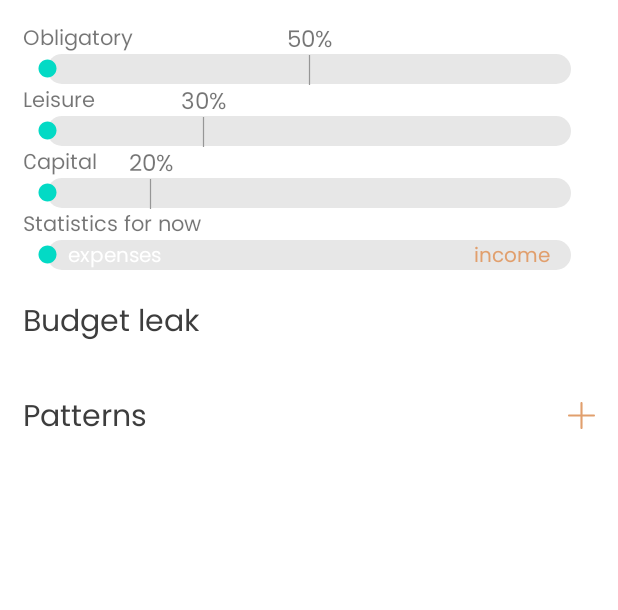
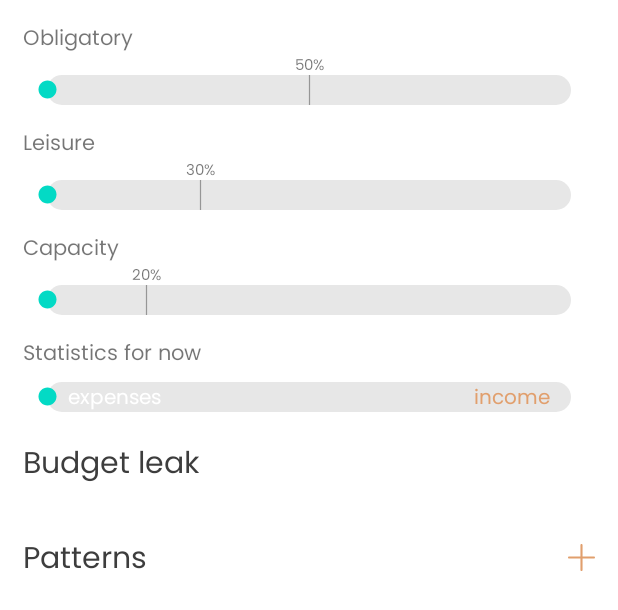
Before and after one commit to RealityFamily/Junction2020Connected, an Android app: the layout main_goal_fragment.xml on its own in the app's theme, with its tools: preview values and no code run, on a phone screen of 412 x 824 dp. Shown: the top 610 px of the screen. Run offline under Robolectric (Android 15) with nearby library versions, the phone set to English and light mode, and no system bars.

```diff
--- a/Android_App/app/src/main/java/ru/realityfamily/opkeeper/Fragments/DashboardFragment.java
+++ b/Android_App/app/src/main/java/ru/realityfamily/opkeeper/Fragments/DashboardFragment.java
@@ -158,7 +158,7 @@ public class DashboardFragment extends MyFragment {
                     @Override
                     public void onResponse(Call<Goal> call, Response<Goal> response) {
                         ((MainActivity) getActivity()).changeFragment(
-                                new Main_Goal_Fragment(),
+                                new Main_Goal_Fragment("50/30/20"),
                                 new DashboardFragment("Dashboard")
                         );
                     }
--- a/Android_App/app/src/main/java/ru/realityfamily/opkeeper/Fragments/Main_Goal_Fragment.java
+++ b/Android_App/app/src/main/java/ru/realityfamily/opkeeper/Fragments/Main_Goal_Fragment.java
@@ -19,12 +19,17 @@ import retrofit2.Response;
 import retrofit2.Retrofit;
 import retrofit2.Call;
 import retrofit2.converter.gson.GsonConverterFactory;
+import ru.realityfamily.opkeeper.Adapters.PaymentAdapter;
 import ru.realityfamily.opkeeper.Models.Pattern;
 import ru.realityfamily.opkeeper.R;
 import ru.realityfamily.opkeeper.Requests.PatternAPI;
 import ru.realityfamily.opkeeper.Requests.TransactionsAPI;
 
 public class Main_Goal_Fragment extends MyFragment {
+
+    public Main_Goal_Fragment(String Title) {
+        this.Title = Title;
+    }
 
     @Nullable
     @Override
@@ -33,7 +38,7 @@ public class Main_Goal_Fragment extends MyFragment {
 
         AppCompatSeekBar seekBarObligatoryProcent = v.findViewById(R.id.seekBarObligatoryProcent);
         AppCompatSeekBar seekBarLeisureProcent = v.findViewById(R.id.seekBarLeisureProcent);
-        AppCompatSeekBar seekBarСapitalProcent = v.findViewById(R.id.seekBarСapitalProcent);
+        AppCompatSeekBar seekBarСapitalProcent = v.findViewById(R.id.seekBarCapacityProcent);
         AppCompatSeekBar seekBarBudgetProcent = v.findViewById(R.id.seekBarBudgetProcent);
 
         RecyclerView budgetLeaksRecycler = v.findViewById(R.id.budgetLeaksRecycler);
@@ -72,6 +77,19 @@ public class Main_Goal_Fragment extends MyFragment {
 
         budgetLeaksRecycler.setLayoutManager(new LinearLayoutManager(getContext()));
         PatternAPI patternAPI = retrofit.create(PatternAPI.class);
+        Call<List<Pattern>> call1 = patternAPI.getPatterns();
+        call1.enqueue(new Callback<List<Pattern>>() {
+            @Override
+            public void onResponse(Call<List<Pattern>> call, Response<List<Pattern>> response) {
+                budgetLeaksRecycler.setAdapter(new PaymentAdapter(null, response.body()));
+            }
+
+            @Override
+            public void onFailure(Call<List<Pattern>> call, Throwable t) {
+                Log.e("RETROFIT_ERROR", call.request().url().toString() + "\t Headers: "
+                        + call.request().headers().toString() + "\t" + t.getMessage());
+            }
+        });
 
         return v;
     }
--- a/Android_App/app/src/main/java/ru/realityfamily/opkeeper/Requests/PatternAPI.java
+++ b/Android_App/app/src/main/java/ru/realityfamily/opkeeper/Requests/PatternAPI.java
@@ -25,7 +25,7 @@ public interface PatternAPI {
             "Auth: 5e6c501b-2387-439b-801f-acdfdea49c3d"
     })
     @GET("/pattern/{patternId}")
-    Call<List<Pattern>> getPattern(@Path("patternId") String patternId);
+    Call<Pattern> getPattern(@Path("patternId") String patternId);
 
     @Headers({
             "Accept: application/json",
--- a/Android_App/app/src/main/res/layout/main_goal_fragment.xml
+++ b/Android_App/app/src/main/res/layout/main_goal_fragment.xml
@@ -14,25 +14,31 @@
             android:orientation="vertical"
             android:padding="@dimen/normal_padding">
 
-            <androidx.constraintlayout.widget.ConstraintLayout
+            <RelativeLayout
                 android:layout_width="match_parent"
                 android:layout_height="wrap_content">
 
                 <TextView
+                    android:id="@+id/obligatoryTitle"
                     android:layout_width="wrap_content"
                     android:layout_height="wrap_content"
-                    android:text="Obligatory"
                     android:fontFamily="@font/poppins"
                     android:includeFontPadding="false"
+                    android:text="Obligatory"
 
-                    app:layout_constraintStart_toStartOf="parent"
-                    app:layout_constraintTop_toTopOf="parent" />
+
+                    android:layout_alignParentTop="true"
+                    android:layout_alignParentStart="true"/>
+
+                <androidx.constraintlayout.widget.ConstraintLayout
+                    android:layout_width="match_parent"
+                    android:layout_height="wrap_content"
+                    android:layout_below="@id/obligatoryTitle">
 
                     <androidx.appcompat.widget.AppCompatSeekBar
                         android:id="@+id/seekBarObligatoryProcent"
                         android:layout_width="match_parent"
                         android:layout_height="35dp"
-                    android:layout_marginTop="5dp"
                         android:paddingTop="@dimen/normal_padding"
 
                         android:progressDrawable="@drawable/seekbar_background"
@@ -52,38 +58,46 @@
                         <TextView
                             android:layout_width="wrap_content"
                             android:layout_height="wrap_content"
+                            android:fontFamily="@font/poppins"
+                            android:includeFontPadding="false"
                             android:text="50%"
-                        android:textSize="15dp"
-                        android:fontFamily="@font/poppins"
-                        android:includeFontPadding="false"/>
+                            android:textSize="10dp" />
 
                         <ImageView
                             android:layout_width="wrap_content"
                             android:layout_height="20dp"
-                        android:src="@drawable/seekbar_thumb"
-                        android:layout_gravity="center_horizontal"/>
+                            android:layout_gravity="center_horizontal"
+                            android:src="@drawable/seekbar_thumb" />
                     </LinearLayout>
                 </androidx.constraintlayout.widget.ConstraintLayout>
+            </RelativeLayout>
+
+            <RelativeLayout
+                android:layout_width="match_parent"
+                android:layout_height="wrap_content"
+                android:layout_marginTop="@dimen/normal_margin">
+
+                <TextView
+                    android:id="@+id/leisureTitle"
+                    android:layout_width="wrap_content"
+                    android:layout_height="wrap_content"
+                    android:fontFamily="@font/poppins"
+                    android:includeFontPadding="false"
+                    android:text="Leisure"
+
+
+                    android:layout_alignParentTop="true"
+                    android:layout_alignParentStart="true"/>
 
                 <androidx.constraintlayout.widget.ConstraintLayout
                     android:layout_width="match_parent"
-                android:layout_height="wrap_content">
-
-                <TextView
-                    android:layout_width="wrap_content"
                     android:layout_height="wrap_content"
-                    android:text="Leisure"
-                    android:fontFamily="@font/poppins"
-                    android:includeFontPadding="false"
-
-                    app:layout_constraintStart_toStartOf="parent"
-                    app:layout_constraintTop_toTopOf="parent" />
+                    android:layout_below="@id/leisureTitle">
 
                     <androidx.appcompat.widget.AppCompatSeekBar
                         android:id="@+id/seekBarLeisureProcent"
                         android:layout_width="match_parent"
                         android:layout_height="35dp"
-                    android:layout_marginTop="5dp"
                         android:paddingTop="@dimen/normal_padding"
 
                         android:progressDrawable="@drawable/seekbar_background"
@@ -104,10 +118,10 @@
                         <TextView
                             android:layout_width="wrap_content"
                             android:layout_height="wrap_content"
+                            android:fontFamily="@font/poppins"
+                            android:includeFontPadding="false"
                             android:text="30%"
-                        android:textSize="15dp"
-                        android:fontFamily="@font/poppins"
-                        android:includeFontPadding="false"/>
+                            android:textSize="10dp" />
 
                         <ImageView
                             android:layout_width="wrap_content"
@@ -116,26 +130,34 @@
                             android:src="@drawable/seekbar_thumb" />
                     </LinearLayout>
                 </androidx.constraintlayout.widget.ConstraintLayout>
+            </RelativeLayout>
+
+            <RelativeLayout
+                android:layout_width="match_parent"
+                android:layout_height="wrap_content"
+                android:layout_marginTop="@dimen/normal_margin">
+
+                <TextView
+                    android:id="@+id/capacityTitle"
+                    android:layout_width="wrap_content"
+                    android:layout_height="wrap_content"
+                    android:fontFamily="@font/poppins"
+                    android:includeFontPadding="false"
+                    android:text="Capacity"
+
+
+                    android:layout_alignParentTop="true"
+                    android:layout_alignParentStart="true"/>
 
                 <androidx.constraintlayout.widget.ConstraintLayout
                     android:layout_width="match_parent"
-                android:layout_height="wrap_content">
-
-                <TextView
-                    android:layout_width="wrap_content"
                     android:layout_height="wrap_content"
-                    android:text="Сapital"
-                    android:fontFamily="@font/poppins"
-                    android:includeFontPadding="false"
-
-                    app:layout_constraintStart_toStartOf="parent"
-                    app:layout_constraintTop_toTopOf="parent" />
+                    android:layout_below="@id/capacityTitle">
 
                     <androidx.appcompat.widget.AppCompatSeekBar
-                    android:id="@+id/seekBarСapitalProcent"
+                        android:id="@+id/seekBarCapacityProcent"
                         android:layout_width="match_parent"
                         android:layout_height="35dp"
-                    android:layout_marginTop="5dp"
                         android:paddingTop="@dimen/normal_padding"
 
                         android:progressDrawable="@drawable/seekbar_background"
@@ -159,7 +181,7 @@
                             android:fontFamily="@font/poppins"
                             android:includeFontPadding="false"
                             android:text="20%"
-                        android:textSize="15dp" />
+                            android:textSize="10dp" />
 
                         <ImageView
                             android:layout_width="wrap_content"
@@ -168,27 +190,36 @@
                             android:src="@drawable/seekbar_thumb" />
                     </LinearLayout>
                 </androidx.constraintlayout.widget.ConstraintLayout>
+            </RelativeLayout>
 
-            <androidx.constraintlayout.widget.ConstraintLayout
+
+
+            <RelativeLayout
                 android:layout_width="match_parent"
-                android:layout_height="wrap_content">
+                android:layout_height="wrap_content"
+                android:layout_marginTop="@dimen/normal_margin">
 
                 <TextView
+                    android:id="@+id/statisticTitle"
                     android:layout_width="wrap_content"
                     android:layout_height="wrap_content"
                     android:text="Statistics for now"
                     android:fontFamily="@font/poppins"
                     android:includeFontPadding="false"
+                    android:layout_marginBottom="10dp"
 
-                    app:layout_constraintStart_toStartOf="parent"
-                    app:layout_constraintTop_toTopOf="parent" />
+                    android:layout_alignParentTop="true"
+                    android:layout_alignParentStart="true"/>
+
+                <androidx.constraintlayout.widget.ConstraintLayout
+                    android:layout_width="match_parent"
+                    android:layout_height="wrap_content"
+                    android:layout_below="@id/statisticTitle">
 
                     <androidx.appcompat.widget.AppCompatSeekBar
                         android:id="@+id/seekBarBudgetProcent"
                         android:layout_width="match_parent"
-                    android:layout_height="35dp"
-                    android:layout_marginTop="5dp"
-                    android:paddingTop="@dimen/normal_padding"
+                        android:layout_height="20dp"
 
                         android:progressDrawable="@drawable/seekbar_background"
                         android:splitTrack="false"
@@ -210,7 +241,8 @@
                         app:layout_constraintBottom_toBottomOf="parent"
                         app:layout_constraintStart_toStartOf="parent"
                         app:layout_constraintTop_toTopOf="parent"
-                    app:layout_constraintVertical_bias="0.97" />
+                        app:layout_constraintVertical_bias="0.69" />
+
                     <TextView
                         android:id="@+id/challengeAmount"
                         android:layout_width="wrap_content"
@@ -218,15 +250,16 @@
                         android:layout_marginEnd="30dp"
                         android:fontFamily="@font/poppins"
                         android:includeFontPadding="false"
+                        android:text="income"
                         android:textAlignment="textEnd"
                         android:textColor="@color/darkOrange"
                         android:textSize="13sp"
                         app:layout_constraintBottom_toBottomOf="parent"
                         app:layout_constraintEnd_toEndOf="parent"
                         app:layout_constraintTop_toTopOf="parent"
-                    app:layout_constraintVertical_bias="0.97"
-                    android:text="income" />
+                        app:layout_constraintVertical_bias="0.58000004" />
                 </androidx.constraintlayout.widget.ConstraintLayout>
+            </RelativeLayout>
 
             <TextView
                 android:layout_width="wrap_content"
```
Lines whose indentation alone changed are shown as unchanged.
